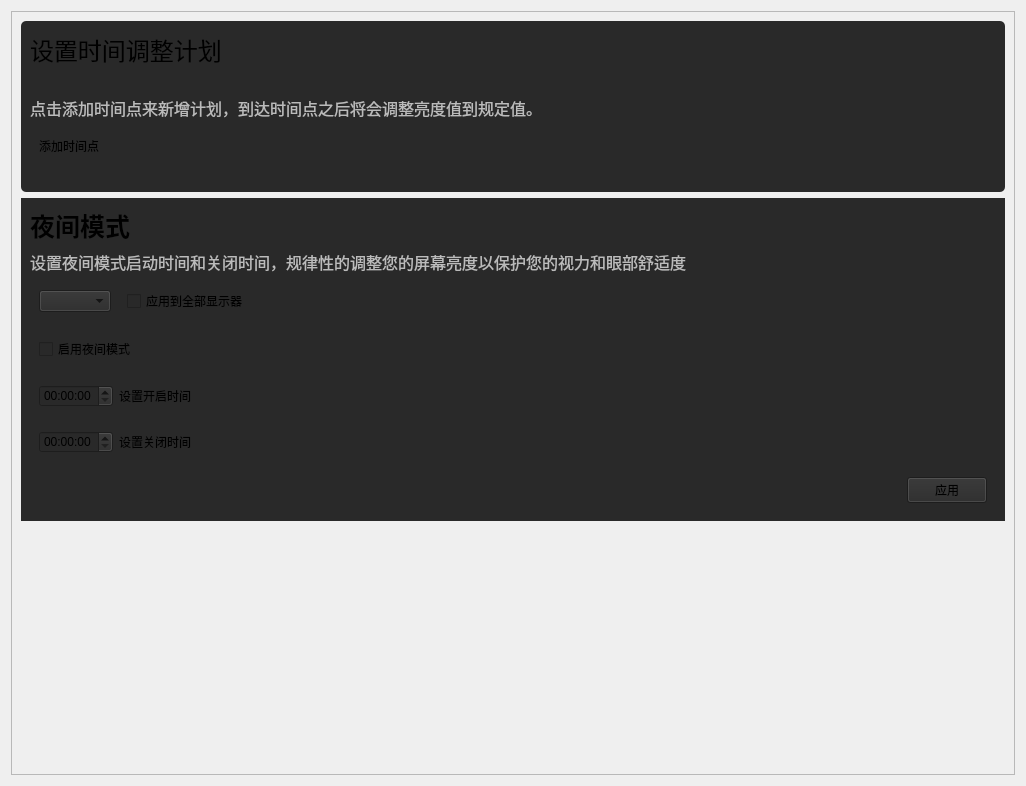
Before: the Qt Designer form page/time/timerpage.ui in lixin-hub/NightKing, drawn with Qt 5.
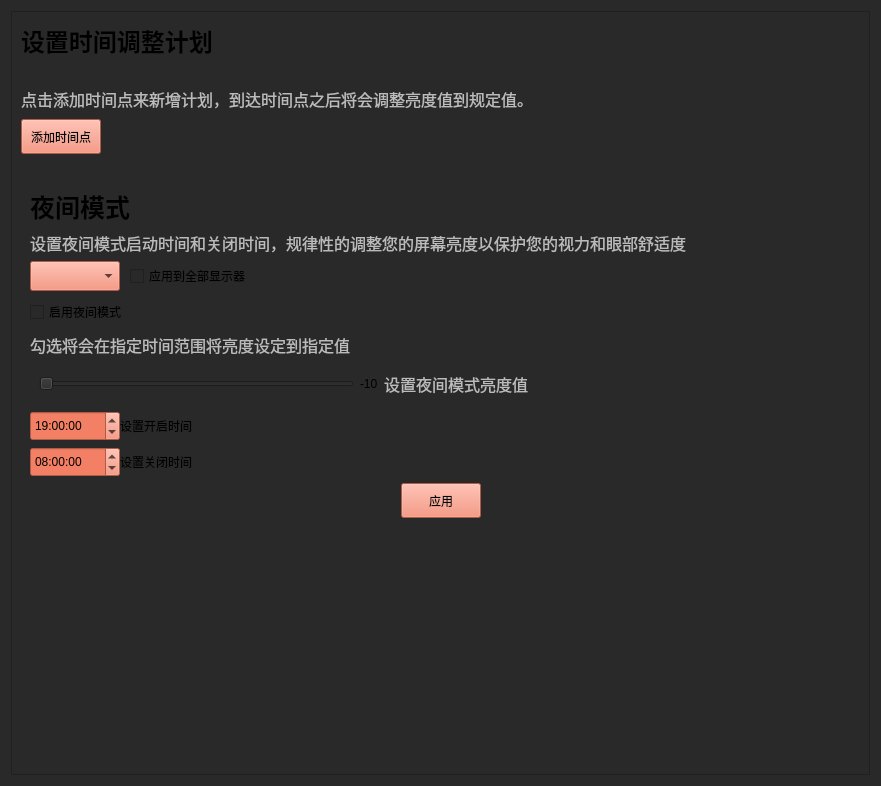
After: the same form once the commit is applied.

Commit message: [fix](TimeUtil):修复夜间模式一些bug

What changed in the file:
```diff
--- a/page/time/timerpage.ui
+++ b/page/time/timerpage.ui
@@ -6,7 +6,7 @@
    <rect>
     <x>0</x>
     <y>0</y>
-    <width>1026</width>
+    <width>881</width>
     <height>786</height>
    </rect>
   </property>
@@ -20,12 +20,19 @@
    <string>Form</string>
   </property>
   <property name="styleSheet">
-   <string notr="true">.QCheckBox{
+   <string notr="true">*{
+background-color:rgb(41,41,41);
+}
+QPushButton,QComboBox,QTimeEdit{
 background-color: rgb(243, 128, 100);
 }
-.QCheckBox:hover{
+QPushButton:hover,
+QComboBox:hover,
+QTimeEdit:hover
+{
 	background-color: rgb(255, 170, 0);
-}</string>
+}
+</string>
   </property>
   <layout class="QVBoxLayout" name="verticalLayout">
    <item>
@@ -38,15 +45,27 @@
        <rect>
         <x>0</x>
         <y>0</y>
-        <width>1002</width>
+        <width>857</width>
         <height>762</height>
        </rect>
       </property>
-      <property name="styleSheet">
-       <string notr="true"/>
-      </property>
       <layout class="QVBoxLayout" name="verticalLayout_3">
        <item>
+        <widget class="QWidget" name="widget" native="true">
+         <layout class="QVBoxLayout" name="verticalLayout_5">
+          <property name="leftMargin">
+           <number>0</number>
+          </property>
+          <property name="topMargin">
+           <number>0</number>
+          </property>
+          <property name="rightMargin">
+           <number>0</number>
+          </property>
+          <property name="bottomMargin">
+           <number>0</number>
+          </property>
+          <item>
         <widget class="QWidget" name="block_4" native="true">
          <property name="maximumSize">
           <size>
@@ -54,13 +73,18 @@
            <height>16777215</height>
           </size>
          </property>
-         <property name="styleSheet">
-          <string notr="true">background-color: rgb(41, 41, 41);
-border-radius:5px;</string>
-         </property>
          <layout class="QVBoxLayout" name="verticalLayout_2">
+             <property name="leftMargin">
+              <number>0</number>
+             </property>
+             <property name="topMargin">
+              <number>0</number>
+             </property>
+             <property name="rightMargin">
+              <number>0</number>
+             </property>
           <property name="bottomMargin">
-           <number>20</number>
+              <number>10</number>
           </property>
           <item>
            <widget class="QLabel" name="label_13">
@@ -76,6 +100,10 @@
               <height>39</height>
              </size>
             </property>
+               <property name="styleSheet">
+                <string notr="true">font-size:25px;
+font-weight:500</string>
+               </property>
             <property name="text">
              <string>&lt;html&gt;&lt;head/&gt;&lt;body&gt;&lt;p&gt;&lt;span style=&quot; font-size:18pt;&quot;&gt;设置时间调整计划&lt;/span&gt;&lt;/p&gt;&lt;/body&gt;&lt;/html&gt;</string>
             </property>
@@ -121,7 +149,7 @@
            </widget>
           </item>
           <item>
-           <widget class="QWidget" name="widget_2" native="true">
+              <widget class="QWidget" name="widget_8" native="true">
             <property name="minimumSize">
              <size>
               <width>0</width>
@@ -129,8 +157,29 @@
              </size>
             </property>
             <layout class="QHBoxLayout" name="horizontalLayout_4">
+                <property name="spacing">
+                 <number>0</number>
+                </property>
+                <property name="leftMargin">
+                 <number>0</number>
+                </property>
+                <property name="topMargin">
+                 <number>0</number>
+                </property>
+                <property name="rightMargin">
+                 <number>0</number>
+                </property>
+                <property name="bottomMargin">
+                 <number>0</number>
+                </property>
              <item>
               <widget class="QPushButton" name="addTimePoint">
+                  <property name="minimumSize">
+                   <size>
+                    <width>80</width>
+                    <height>35</height>
+                   </size>
+                  </property>
                <property name="text">
                 <string>添加时间点</string>
                </property>
@@ -159,17 +208,13 @@
         </widget>
        </item>
        <item>
-        <widget class="QWidget" name="widget_3" native="true">
+           <widget class="QWidget" name="block" native="true">
          <property name="sizePolicy">
           <sizepolicy hsizetype="Expanding" vsizetype="Preferred">
            <horstretch>0</horstretch>
            <verstretch>0</verstretch>
           </sizepolicy>
          </property>
-         <property name="styleSheet">
-          <string notr="true">background-color:rgb(41,41,41);
-</string>
-         </property>
          <layout class="QVBoxLayout" name="verticalLayout_4">
           <item>
            <widget class="QLabel" name="label">
@@ -199,8 +244,30 @@
           <item>
            <widget class="QWidget" name="widget_6" native="true">
             <layout class="QHBoxLayout" name="horizontalLayout_5">
+                <property name="spacing">
+                 <number>0</number>
+                </property>
+                <property name="leftMargin">
+                 <number>0</number>
+                </property>
+                <property name="topMargin">
+                 <number>0</number>
+                </property>
+                <property name="rightMargin">
+                 <number>0</number>
+                </property>
+                <property name="bottomMargin">
+                 <number>0</number>
+                </property>
              <item>
-              <widget class="QComboBox" name="displaySelector"/>
+                 <widget class="QComboBox" name="displaySelector">
+                  <property name="minimumSize">
+                   <size>
+                    <width>90</width>
+                    <height>30</height>
+                   </size>
+                  </property>
+                 </widget>
              </item>
              <item>
               <spacer name="horizontalSpacer_7">
@@ -242,10 +309,49 @@
            </widget>
           </item>
           <item>
+              <widget class="QWidget" name="widget_10" native="true">
+               <layout class="QVBoxLayout" name="verticalLayout_6">
+                <property name="spacing">
+                 <number>0</number>
+                </property>
+                <property name="leftMargin">
+                 <number>0</number>
+                </property>
+                <property name="topMargin">
+                 <number>0</number>
+                </property>
+                <property name="rightMargin">
+                 <number>0</number>
+                </property>
+                <property name="bottomMargin">
+                 <number>0</number>
+                </property>
+                <item>
            <widget class="QWidget" name="widget_4" native="true">
             <layout class="QHBoxLayout" name="horizontalLayout">
+                   <property name="spacing">
+                    <number>0</number>
+                   </property>
+                   <property name="leftMargin">
+                    <number>0</number>
+                   </property>
+                   <property name="topMargin">
+                    <number>0</number>
+                   </property>
+                   <property name="rightMargin">
+                    <number>0</number>
+                   </property>
+                   <property name="bottomMargin">
+                    <number>0</number>
+                   </property>
              <item>
               <widget class="QCheckBox" name="enableDarkMode">
+                     <property name="minimumSize">
+                      <size>
+                       <width>0</width>
+                       <height>30</height>
+                      </size>
+                     </property>
                <property name="text">
                 <string>启用夜间模式</string>
                </property>
@@ -267,11 +373,110 @@
             </layout>
            </widget>
           </item>
+               </layout>
+              </widget>
+             </item>
           <item>
-           <widget class="QWidget" name="widget" native="true">
+              <widget class="QLabel" name="label_6">
+               <property name="styleSheet">
+                <string notr="true">color:rgb(187,187,187);
+font-size:16px;</string>
+               </property>
+               <property name="text">
+                <string>勾选将会在指定时间范围将亮度设定到指定值</string>
+               </property>
+              </widget>
+             </item>
+             <item>
+              <widget class="QWidget" name="widget_9" native="true">
+               <layout class="QHBoxLayout" name="horizontalLayout_7">
+                <item>
+                 <widget class="QSlider" name="darkModeValue">
+                  <property name="maximum">
+                   <number>100</number>
+                  </property>
+                  <property name="value">
+                   <number>-10</number>
+                  </property>
+                  <property name="orientation">
+                   <enum>Qt::Horizontal</enum>
+                  </property>
+                 </widget>
+                </item>
+                <item>
+                 <widget class="QLabel" name="darkvalue">
+                  <property name="text">
+                   <string>-10</string>
+                  </property>
+                 </widget>
+                </item>
+                <item>
+                 <widget class="QLabel" name="label_5">
+                  <property name="styleSheet">
+                   <string notr="true">color:rgb(187,187,187);
+font-size:16px;</string>
+                  </property>
+                  <property name="text">
+                   <string>设置夜间模式亮度值</string>
+                  </property>
+                 </widget>
+                </item>
+                <item>
+                 <spacer name="horizontalSpacer_9">
+                  <property name="orientation">
+                   <enum>Qt::Horizontal</enum>
+                  </property>
+                  <property name="sizeHint" stdset="0">
+                   <size>
+                    <width>40</width>
+                    <height>20</height>
+                   </size>
+                  </property>
+                 </spacer>
+                </item>
+               </layout>
+              </widget>
+             </item>
+             <item>
+              <widget class="QWidget" name="widget_2" native="true">
+               <property name="minimumSize">
+                <size>
+                 <width>0</width>
+                 <height>0</height>
+                </size>
+               </property>
             <layout class="QHBoxLayout" name="horizontalLayout_2">
+                <property name="spacing">
+                 <number>0</number>
+                </property>
+                <property name="leftMargin">
+                 <number>0</number>
+                </property>
+                <property name="topMargin">
+                 <number>0</number>
+                </property>
+                <property name="rightMargin">
+                 <number>0</number>
+                </property>
+                <property name="bottomMargin">
+                 <number>0</number>
+                </property>
              <item>
-              <widget class="QTimeEdit" name="startTime"/>
+                 <widget class="QTimeEdit" name="startTime">
+                  <property name="minimumSize">
+                   <size>
+                    <width>90</width>
+                    <height>30</height>
+                   </size>
+                  </property>
+                  <property name="time">
+                   <time>
+                    <hour>19</hour>
+                    <minute>0</minute>
+                    <second>0</second>
+                   </time>
+                  </property>
+                 </widget>
              </item>
              <item>
               <widget class="QLabel" name="label_3">
@@ -299,8 +504,37 @@
           <item>
            <widget class="QWidget" name="widget_5" native="true">
             <layout class="QHBoxLayout" name="horizontalLayout_3">
+                <property name="spacing">
+                 <number>0</number>
+                </property>
+                <property name="leftMargin">
+                 <number>0</number>
+                </property>
+                <property name="topMargin">
+                 <number>0</number>
+                </property>
+                <property name="rightMargin">
+                 <number>0</number>
+                </property>
+                <property name="bottomMargin">
+                 <number>0</number>
+                </property>
              <item>
-              <widget class="QTimeEdit" name="endTime"/>
+                 <widget class="QTimeEdit" name="endTime">
+                  <property name="minimumSize">
+                   <size>
+                    <width>90</width>
+                    <height>30</height>
+                   </size>
+                  </property>
+                  <property name="time">
+                   <time>
+                    <hour>8</hour>
+                    <minute>0</minute>
+                    <second>0</second>
+                   </time>
+                  </property>
+                 </widget>
              </item>
              <item>
               <widget class="QLabel" name="label_4">
@@ -328,11 +562,29 @@
           <item>
            <widget class="QWidget" name="widget_7" native="true">
             <layout class="QHBoxLayout" name="horizontalLayout_6">
+                <property name="spacing">
+                 <number>0</number>
+                </property>
+                <property name="leftMargin">
+                 <number>0</number>
+                </property>
+                <property name="topMargin">
+                 <number>0</number>
+                </property>
+                <property name="rightMargin">
+                 <number>0</number>
+                </property>
+                <property name="bottomMargin">
+                 <number>0</number>
+                </property>
              <item>
               <spacer name="horizontalSpacer_8">
                <property name="orientation">
                 <enum>Qt::Horizontal</enum>
                </property>
+                  <property name="sizeType">
+                   <enum>QSizePolicy::Expanding</enum>
+                  </property>
                <property name="sizeHint" stdset="0">
                 <size>
                  <width>40</width>
@@ -343,11 +595,30 @@
              </item>
              <item>
               <widget class="QPushButton" name="apply">
+                  <property name="minimumSize">
+                   <size>
+                    <width>80</width>
+                    <height>35</height>
+                   </size>
+                  </property>
                <property name="text">
                 <string>应用</string>
                </property>
               </widget>
              </item>
+                <item>
+                 <spacer name="horizontalSpacer_10">
+                  <property name="orientation">
+                   <enum>Qt::Horizontal</enum>
+                  </property>
+                  <property name="sizeHint" stdset="0">
+                   <size>
+                    <width>40</width>
+                    <height>20</height>
+                   </size>
+                  </property>
+                 </spacer>
+                </item>
             </layout>
            </widget>
           </item>
@@ -366,6 +637,9 @@
           </size>
          </property>
         </spacer>
+          </item>
+         </layout>
+        </widget>
        </item>
       </layout>
      </widget>
```
Left out of the diff: 21 changed lines with no effect on the pictures. Lines whose indentation alone changed are shown as unchanged. The commit also changes 7 other files.
